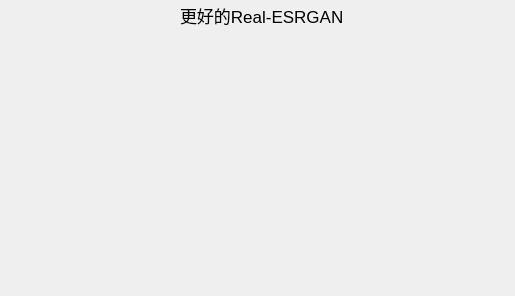
The window that Better_Real-ESRGAN/form.ui (Grey-Wind/Better-Real-ESRGAN) describes before a commit, drawn with Qt 5.
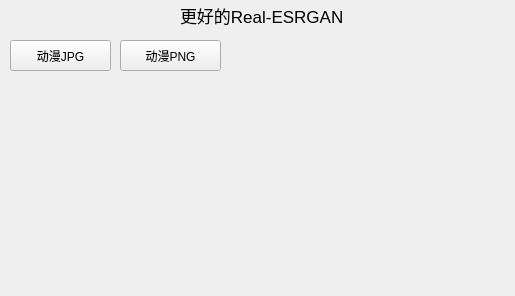
The same window after the commit.

Commit message: 添加动漫JPG、PNG按钮

The edit to the form file:
```diff
--- a/Better_Real-ESRGAN/form.ui
+++ b/Better_Real-ESRGAN/form.ui
@@ -31,6 +31,32 @@
     <string>更好的Real-ESRGAN</string>
    </property>
   </widget>
+  <widget class="QPushButton" name="AnimeJpg">
+   <property name="geometry">
+    <rect>
+     <x>10</x>
+     <y>40</y>
+     <width>101</width>
+     <height>31</height>
+    </rect>
+   </property>
+   <property name="text">
+    <string>动漫JPG</string>
+   </property>
+  </widget>
+  <widget class="QPushButton" name="AnimePng">
+   <property name="geometry">
+    <rect>
+     <x>120</x>
+     <y>40</y>
+     <width>101</width>
+     <height>31</height>
+    </rect>
+   </property>
+   <property name="text">
+    <string>动漫PNG</string>
+   </property>
+  </widget>
  </widget>
  <resources/>
  <connections/>
```
The commit also changes 1 other file.
